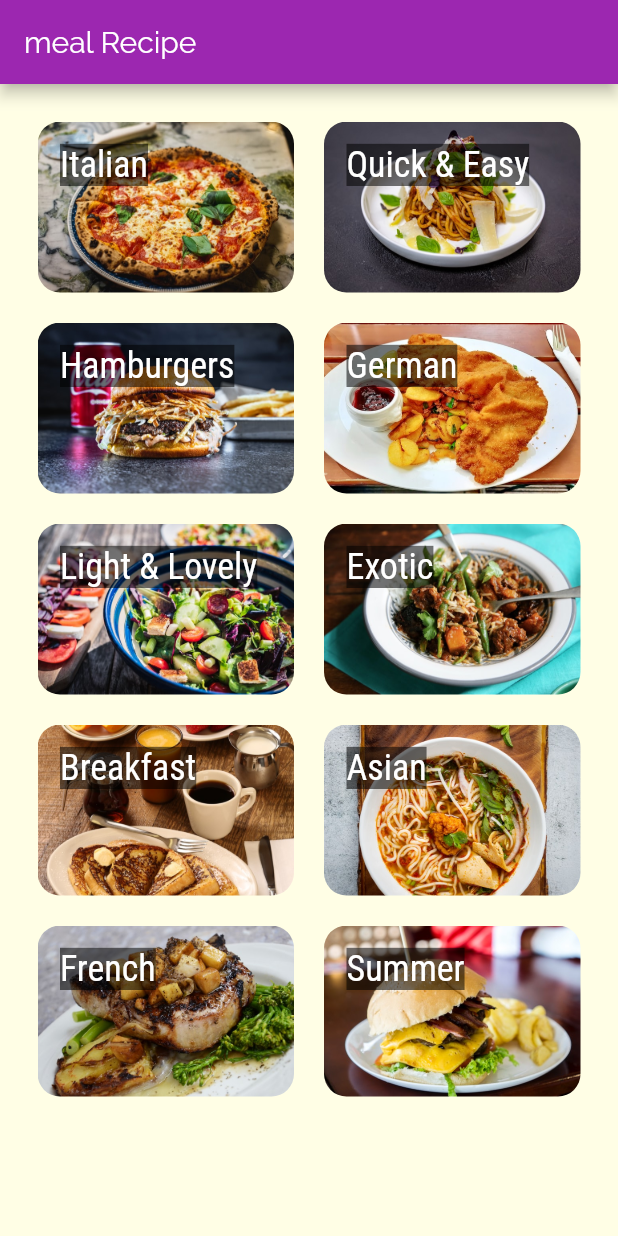
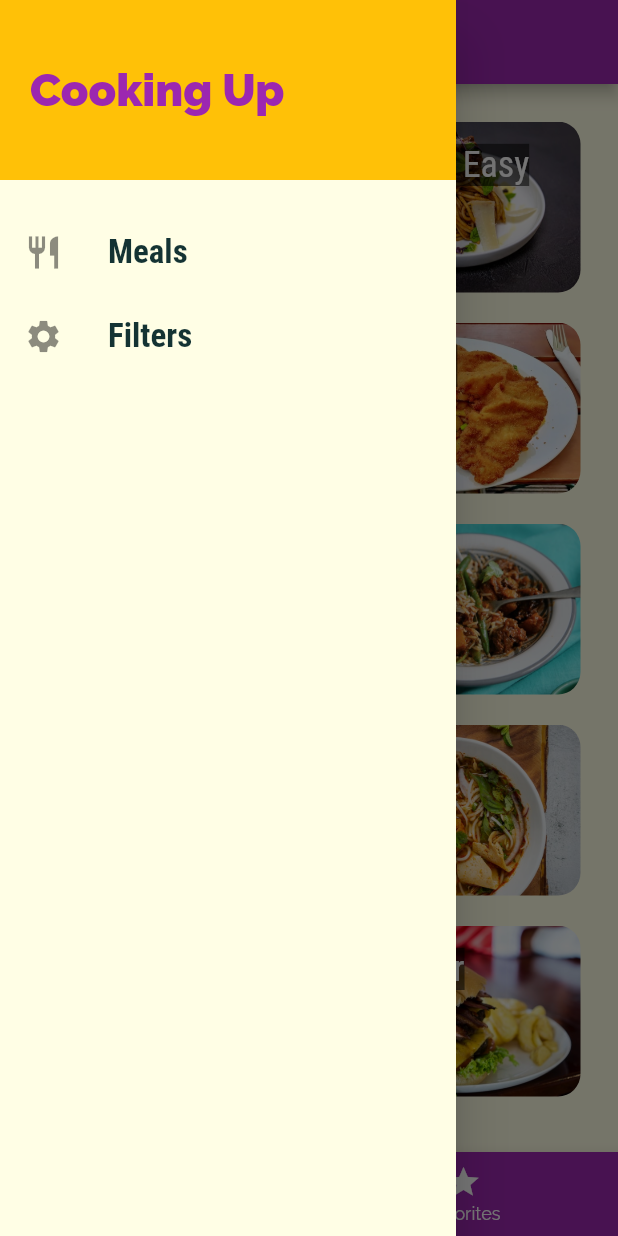
Before and after one commit to vyktoremario/flutter_meal_app, a Flutter app: the screen it shows after launch, with the side drawer open (before the commit the screen has no drawer), on a phone screen of 412 x 824 dp. Run offline on Flutter 3.47's test engine with Material 2 defaults, Android fonts, the phone set to English and light mode, and no system bars.

Commit message:
Added the navigation buttons and drawer

```diff
--- a/lib/main.dart
+++ b/lib/main.dart
@@ -1,8 +1,11 @@
 import 'dart:ui';
 
 import 'package:flutter/material.dart';
-import 'package:meal_app/screens/category_meals_screen.dart';
-import 'package:meal_app/screens/meal_detail_screen.dart';
+
+import './screens/category_meals_screen.dart';
+import './screens/filters_screen.dart';
+import './screens/meal_detail_screen.dart';
+import './screens/tabs_screen.dart';
 
 import './screens/categories.dart';
 
@@ -34,10 +37,12 @@ class MyApp extends StatelessWidget {
                 fontSize: 24,
                 fontFamily: 'RobotoCondensed',
               ))),
-      home: CategoriesScreen(),
+      initialRoute: '/',
       routes: {
+        '/': (ctx) => TabsScreen(),
         CategoryMealsScreen.routeName: (ctx) => CategoryMealsScreen(),
         MealDetailScreen.routeName: (ctx) => MealDetailScreen(),
+        FiltersScreen.routeName: (ctx) => FiltersScreen(),
       },
       onUnknownRoute: (settings) {
         return MaterialPageRoute(
--- a/lib/screens/categories.dart
+++ b/lib/screens/categories.dart
@@ -8,11 +8,7 @@ class CategoriesScreen extends StatelessWidget {
 
   @override
   Widget build(BuildContext context) {
-    return Scaffold(
-      appBar: AppBar(
-        title: const Text('meal Recipe'),
-      ),
-      body: GridView(
+    return GridView(
       padding: EdgeInsets.all(25),
       children: DUMMY_CATEGORIES
           .map(
@@ -29,7 +25,6 @@ class CategoriesScreen extends StatelessWidget {
         crossAxisSpacing: 20,
         mainAxisSpacing: 20,
       ),
-      ),
     );
   }
 }
--- /dev/null
+++ b/lib/screens/favorite_screen.dart
@@ -0,0 +1,12 @@
+import 'package:flutter/material.dart';
+
+class FavoriteScreen extends StatelessWidget {
+  // const FavoriteScreen({Key? key}) : super(key: key);
+
+  @override
+  Widget build(BuildContext context) {
+    return Center(
+      child: Text('Favorite'),
+    );
+  }
+}
--- /dev/null
+++ b/lib/screens/filters_screen.dart
@@ -0,0 +1,18 @@
+import 'package:flutter/material.dart';
+
+class FiltersScreen extends StatelessWidget {
+  static const routeName = '/filters';
+  // const FilterScreen({ Key? key }) : super(key: key);
+
+  @override
+  Widget build(BuildContext context) {
+    return Scaffold(
+      appBar: AppBar(
+        title: Text('Your Favorites'),
+      ),
+      body: Center(
+        child: Text('Filters'),
+      ),
+    );
+  }
+}
--- /dev/null
+++ b/lib/screens/tabs_screen.dart
@@ -0,0 +1,65 @@
+import 'package:flutter/material.dart';
+
+import '../widgets/main_drawer.dart';
+import './categories.dart';
+import './favorite_screen.dart';
+
+class TabsScreen extends StatefulWidget {
+  const TabsScreen({Key? key}) : super(key: key);
+
+  @override
+  _TabsScreenState createState() => _TabsScreenState();
+}
+
+class _TabsScreenState extends State<TabsScreen> {
+  final List<Map<String, Object>> _pages = [
+    {
+      'page': CategoriesScreen(),
+      'title': 'Categories',
+    },
+    {
+      'page': FavoriteScreen(),
+      'title': 'Your Favorites',
+    },
+  ];
+
+  int _selectedPageIndex = 0;
+
+  void _selectPage(int index) {
+    setState(() {
+      _selectedPageIndex = index;
+    });
+  }
+
+  @override
+  Widget build(BuildContext context) {
+    return Scaffold(
+      appBar: AppBar(
+        title: Text(_pages[_selectedPageIndex]['title'] as String),
+      ),
+      drawer: MainDrawer(),
+      body: _pages[_selectedPageIndex]['page'] as Widget,
+      bottomNavigationBar: BottomNavigationBar(
+        onTap: _selectPage,
+        backgroundColor: Theme.of(context).primaryColor,
+        unselectedItemColor: Colors.white,
+        selectedItemColor: Theme.of(context).accentColor,
+        currentIndex: _selectedPageIndex,
+        items: [
+          BottomNavigationBarItem(
+            icon: Icon(
+              Icons.category,
+            ),
+            label: 'Categories',
+          ),
+          BottomNavigationBarItem(
+            icon: Icon(
+              Icons.star,
+            ),
+            label: 'Favorites',
+          )
+        ],
+      ),
+    );
+  }
+}
--- /dev/null
+++ b/lib/widgets/main_drawer.dart
@@ -0,0 +1,65 @@
+import 'package:flutter/material.dart';
+import '../screens/filters_screen.dart';
+
+class MainDrawer extends StatelessWidget {
+  // const MainDrawer({Key? key}) : super(key: key);
+
+  Widget buildListTile(String title, IconData icon, Function tapHandler) {
+    return ListTile(
+      leading: Icon(
+        icon,
+        size: 26,
+      ),
+      title: Text(
+        title,
+        style: TextStyle(
+          fontFamily: 'RobotoCondensed',
+          fontSize: 22,
+          fontWeight: FontWeight.bold,
+        ),
+      ),
+      onTap: () => tapHandler(),
+    );
+  }
+
+  @override
+  Widget build(BuildContext context) {
+    return Drawer(
+      child: Column(
+        children: [
+          Container(
+            height: 120,
+            width: double.infinity,
+            padding: EdgeInsets.all(20),
+            alignment: Alignment.centerLeft,
+            color: Theme.of(context).accentColor,
+            child: Text(
+              'Cooking Up',
+              style: TextStyle(
+                  fontWeight: FontWeight.w900,
+                  fontSize: 30,
+                  color: Theme.of(context).primaryColor),
+            ),
+          ),
+          SizedBox(
+            height: 20,
+          ),
+          buildListTile(
+            'Meals',
+            Icons.restaurant,
+            () {
+              Navigator.of(context).pushNamed('/');
+            },
+          ),
+          buildListTile(
+            'Filters',
+            Icons.settings,
+            () {
+              Navigator.of(context).pushNamed(FiltersScreen.routeName);
+            },
+          ),
+        ],
+      ),
+    );
+  }
+}
```
Lines whose indentation alone changed are shown as unchanged.
